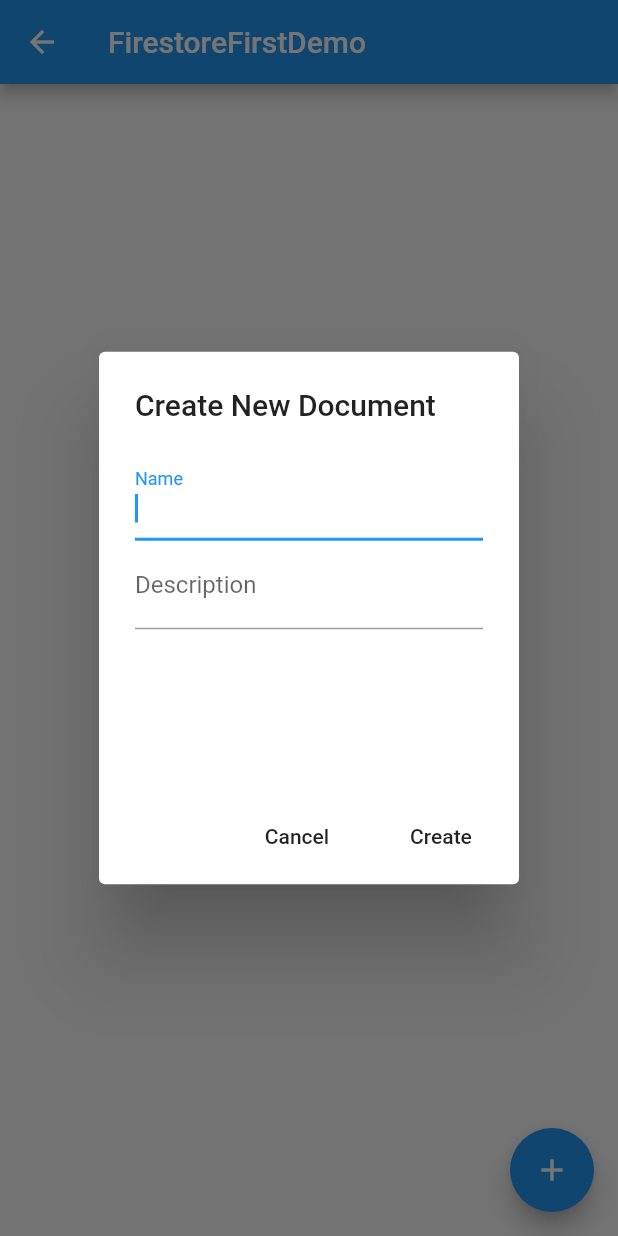
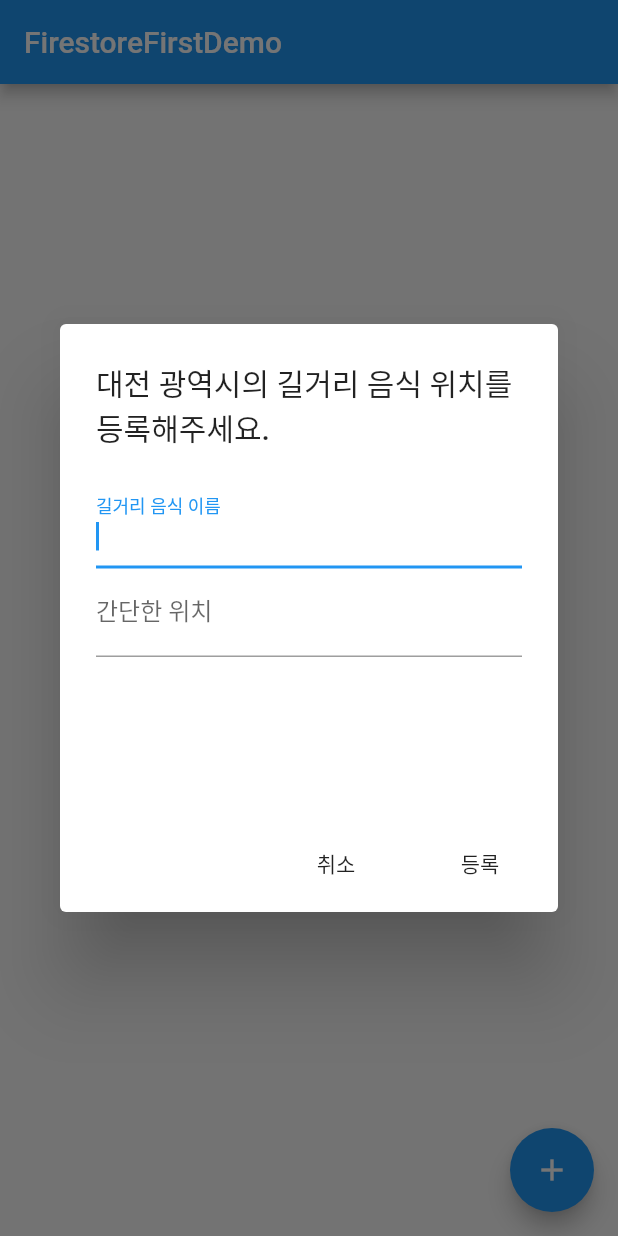
Before and after one commit to jeonjisung/Flutter-Report, a Flutter app: the Note_Demo screen opened directly, after a tap on the "add" icon, on a phone screen of 412 x 824 dp. Run offline on Flutter 3.47's test engine with Material 2 defaults, Android fonts, the phone set to English and light mode, and no system bars; our stand-ins replace cloud_firestore, google_sign_in; missing offline and left inert: flutter_facebook_auth; accounts and stored records are empty.

Commit message:
2022.12.16

```diff
--- a/report_test/lib/main.dart
+++ b/report_test/lib/main.dart
@@ -1,5 +1,6 @@
 import 'package:flutter/material.dart';
 import 'package:report_test/report_login/sample_screen.dart';
+import 'package:report_test/note/note_demo.dart';
 
 void main() {
   runApp(MyApp());
@@ -11,7 +12,8 @@
   @override
   Widget build(BuildContext context) {
     return MaterialApp(
-      home: Sample(),
+      home: Note_Demo(),
+      // home: Sample(),
     );
   }
 }
--- a/report_test/lib/note/note_demo.dart
+++ b/report_test/lib/note/note_demo.dart
@@ -20,9 +20,9 @@
   final String colName = "FirstDemo";
 
   // 필드명
-  final String fnName = "name";
-  final String fnDescription = "description";
-  final String fnDatetime = "datetime";
+  final String fnName = "길거리 음식 이름";
+  final String fnDescription = "간단한 위치";
+  final String fnDatetime = "날짜";
 
   TextEditingController _newNameCon = TextEditingController();
   TextEditingController _newDescCon = TextEditingController();
@@ -38,7 +38,7 @@
           Container(
             height: 500,
             child: StreamBuilder<QuerySnapshot>(
-              stream: FirebaseFirestore.instance
+              stream: Firestore.instance
                   .collection(colName)
                   .orderBy(fnDatetime, descending: true)
                   .snapshots(),
@@ -118,7 +118,7 @@
 
   // 문서 생성 (Create)
   void createDoc(String name, String description) {
-    FirebaseFirestore.instance.collection(colName).add({
+    Firestore.instance.collection(colName).add({
       fnName: name,
       fnDescription: description,
       fnDatetime: Timestamp.now(),
@@ -127,7 +127,7 @@
 
   // 문서 조회 (Read)
   void showDocument(String documentID) {
-    FirebaseFirestore.instance
+    Firestore.instance
         .collection(colName)
         .document(documentID)
         .get()
@@ -138,7 +138,7 @@
 
   // 문서 갱신 (Update)
   void updateDoc(String docID, String name, String description) {
-    FirebaseFirestore.instance.collection(colName).document(docID).updateData({
+    Firestore.instance.collection(colName).document(docID).updateData({
       fnName: name,
       fnDescription: description,
     });
@@ -146,7 +146,7 @@
 
   // 문서 삭제 (Delete)
   void deleteDoc(String docID) {
-    FirebaseFirestore.instance.collection(colName).document(docID).delete();
+    Firestore.instance.collection(colName).document(docID).delete();
   }
 
   void showCreateDocDialog() {
@@ -155,18 +155,18 @@
       context: context,
       builder: (context) {
         return AlertDialog(
-          title: Text("Create New Document"),
+          title: Text("대전 광역시의 길거리 음식 위치를 등록해주세요."),
           content: Container(
             height: 200,
             child: Column(
               children: <Widget>[
                 TextField(
                   autofocus: true,
-                  decoration: InputDecoration(labelText: "Name"),
+                  decoration: InputDecoration(labelText: "길거리 음식 이름"),
                   controller: _newNameCon,
                 ),
                 TextField(
-                  decoration: InputDecoration(labelText: "Description"),
+                  decoration: InputDecoration(labelText: "간단한 위치"),
                   controller: _newDescCon,
                 )
               ],
@@ -174,7 +174,7 @@
           ),
           actions: <Widget>[
             FlatButton(
-              child: Text("Cancel"),
+              child: Text("취소"),
               onPressed: () {
                 _newNameCon.clear();
                 _newDescCon.clear();
@@ -182,7 +182,7 @@
               },
             ),
             FlatButton(
-              child: Text("Create"),
+              child: Text("등록"),
               onPressed: () {
                 if (_newDescCon.text.isNotEmpty &&
                     _newNameCon.text.isNotEmpty) {
@@ -232,11 +232,11 @@
             child: Column(
               children: <Widget>[
                 TextField(
-                  decoration: InputDecoration(labelText: "Name"),
+                  decoration: InputDecoration(labelText: "길거리 음식 이름"),
                   controller: _undNameCon,
                 ),
                 TextField(
-                  decoration: InputDecoration(labelText: "Description"),
+                  decoration: InputDecoration(labelText: "간단한 위치"),
                   controller: _undDescCon,
                 )
               ],
@@ -244,7 +244,7 @@
           ),
           actions: <Widget>[
             FlatButton(
-              child: Text("Cancel"),
+              child: Text("취소"),
               onPressed: () {
                 _undNameCon.clear();
                 _undDescCon.clear();
@@ -252,7 +252,7 @@
               },
             ),
             FlatButton(
-              child: Text("Update"),
+              child: Text("변경"),
               onPressed: () {
                 if (_undNameCon.text.isNotEmpty &&
                     _undDescCon.text.isNotEmpty) {
@@ -262,7 +262,7 @@
               },
             ),
             FlatButton(
-              child: Text("Delete"),
+              child: Text("삭제"),
               onPressed: () {
                 deleteDoc(doc.documentID);
                 Navigator.pop(context);
```
Also changed, not shown: 1 other file.
